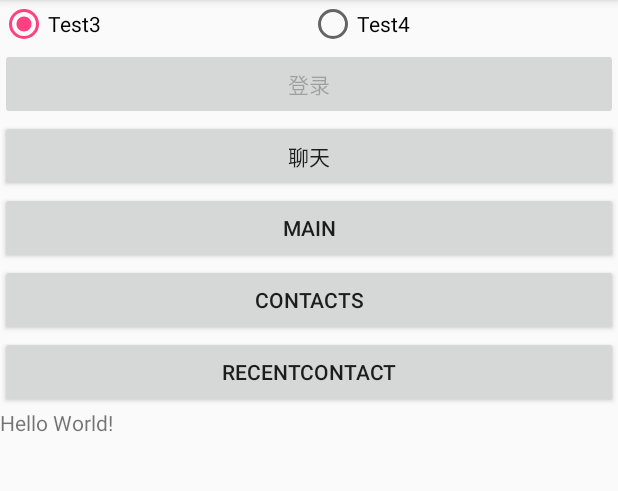
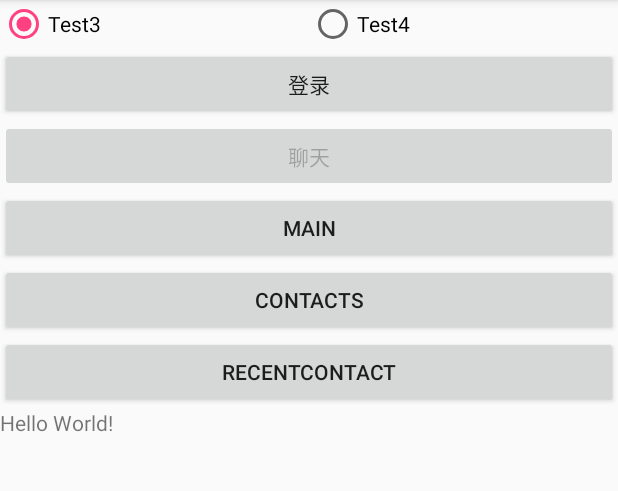
Before and after one commit to liujiye/YunDemo, an Android app: the screen it shows after launch (LoginActivity), on a phone screen of 412 x 824 dp, the part 84-575 px from its top. Run offline under Robolectric (Android 15) with nearby library versions, the phone set to English and light mode, and no system bars; libraries missing offline, so code that uses them is left out: com.netease.nim, com.netease.nimlib; 2 statements that could not run were skipped.

Commit message:
修改登录按钮状态

```diff
--- a/app/src/main/java/com/demo/yun/activity/LoginActivity.java
+++ b/app/src/main/java/com/demo/yun/activity/LoginActivity.java
@@ -145,8 +145,8 @@ public class LoginActivity extends AppCompatActivity
      */
     private void onLoginResult(boolean succeed)
     {
-        findViewById(R.id.btn_login).setEnabled(succeed);
-        findViewById(R.id.btn_chat).setEnabled(!succeed);
+        findViewById(R.id.btn_login).setEnabled(!succeed);
+        findViewById(R.id.btn_chat).setEnabled(succeed);
 
         theApp.setCurAccount(succeed ? mCurAccount : null);
     }
```
